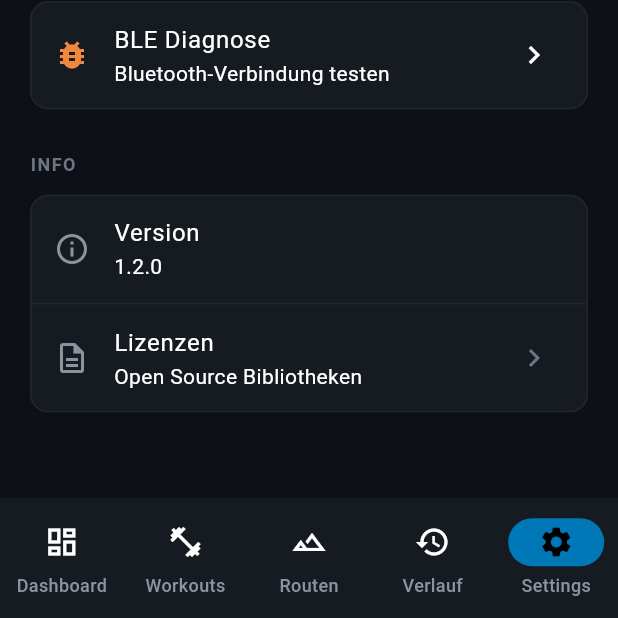
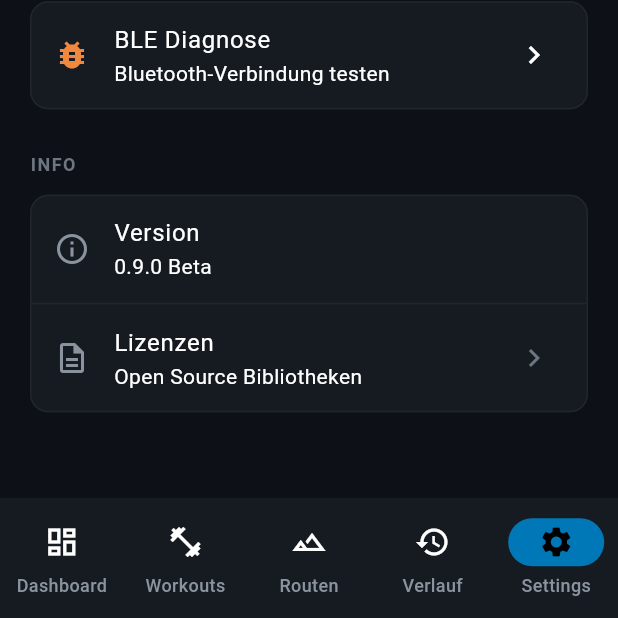
Before and after one commit to sprobst76/VibedKickr, a Flutter app: the screen it shows after launch, item 5 of the bottom bar chosen, scrolled down 997 dp, on a phone screen of 412 x 824 dp, the part 618-1236 px from its top. Run offline on Flutter 3.47's test engine with Material 3 defaults, Android fonts, the phone set to English and light mode, and no system bars; our stand-ins replace dio, drift, equatable, file_picker, fl_chart, flutter_blue_plus and 7 more; missing offline and left inert: gpx; accounts and stored records are empty; generated files the repository leaves out were written again.

Commit message:
chore: Switch to beta versioning (0.9.0)
- Change version from 1.2.0 to 0.9.0+1 (beta phase)
- Update version display in settings to show "Beta"
- Fix build.gradle.kts imports for keystore loading
- Disable minify/shrink for simpler builds
- Update CHANGELOG to use 0.x.x versioning

🤖 Generated with [Claude Code](https://claude.com/claude-code)

Co-Authored-By: Claude Opus 4.5 <noreply@anthropic.com>

```diff
--- a/lib/features/settings/presentation/pages/settings_page.dart
+++ b/lib/features/settings/presentation/pages/settings_page.dart
@@ -181,7 +181,7 @@ class SettingsPage extends ConsumerWidget {
               children: [
                 _SettingsTile(
                   title: 'Version',
-                  subtitle: '1.2.0',
+                  subtitle: '0.9.0 Beta',
                   icon: Icons.info_outline,
                 ),
                 const Divider(height: 1),
@@ -192,7 +192,7 @@ class SettingsPage extends ConsumerWidget {
                   onTap: () => showLicensePage(
                     context: context,
                     applicationName: 'VibedKickr',
-                    applicationVersion: '1.2.0',
+                    applicationVersion: '0.9.0 Beta',
                   ),
                 ),
               ],
--- a/pubspec.yaml
+++ b/pubspec.yaml
@@ -1,7 +1,7 @@
 name: kickr_trainer
 description: VibedKickr - Indoor Cycling Training & Smart Trainer Control
 publish_to: 'none'
-version: 1.2.0+3
+version: 0.9.0+1
 
 environment:
   sdk: '>=3.2.0 <4.0.0'
```
Also changed, not shown: 2 other files.
